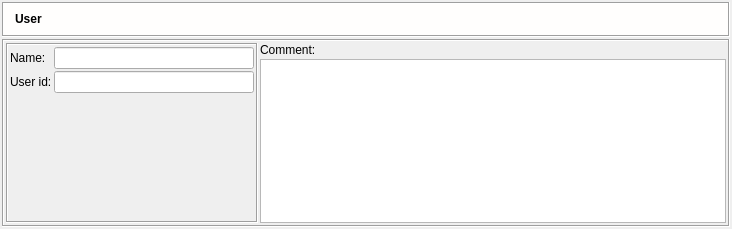
Above: src/gui/userdialog_q.ui from fwbuilder/fwbuilder before the change. Below: the same form after it.
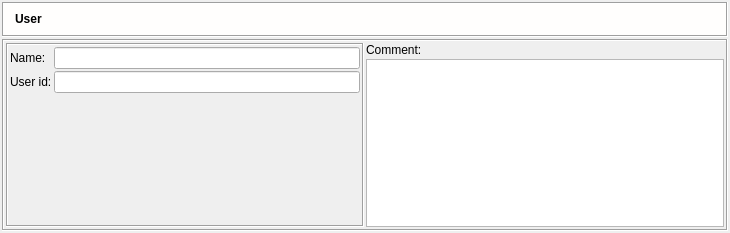
That is the form after the change. Icons and pictures are not drawn.

What changed in the file:
```diff
--- a/src/gui/userdialog_q.ui
+++ b/src/gui/userdialog_q.ui
@@ -8,8 +8,8 @@
    <rect>
     <x>0</x>
     <y>0</y>
-    <width>732</width>
-    <height>229</height>
+    <width>730</width>
+    <height>233</height>
    </rect>
   </property>
   <property name="sizePolicy" >
@@ -248,13 +248,13 @@
             <widget class="QLineEdit" name="obj_name" >
              <property name="sizePolicy" >
               <sizepolicy vsizetype="Fixed" hsizetype="Preferred" >
-               <horstretch>0</horstretch>
+               <horstretch>200</horstretch>
                <verstretch>0</verstretch>
               </sizepolicy>
              </property>
              <property name="minimumSize" >
               <size>
-               <width>200</width>
+               <width>0</width>
                <height>0</height>
               </size>
              </property>
```
